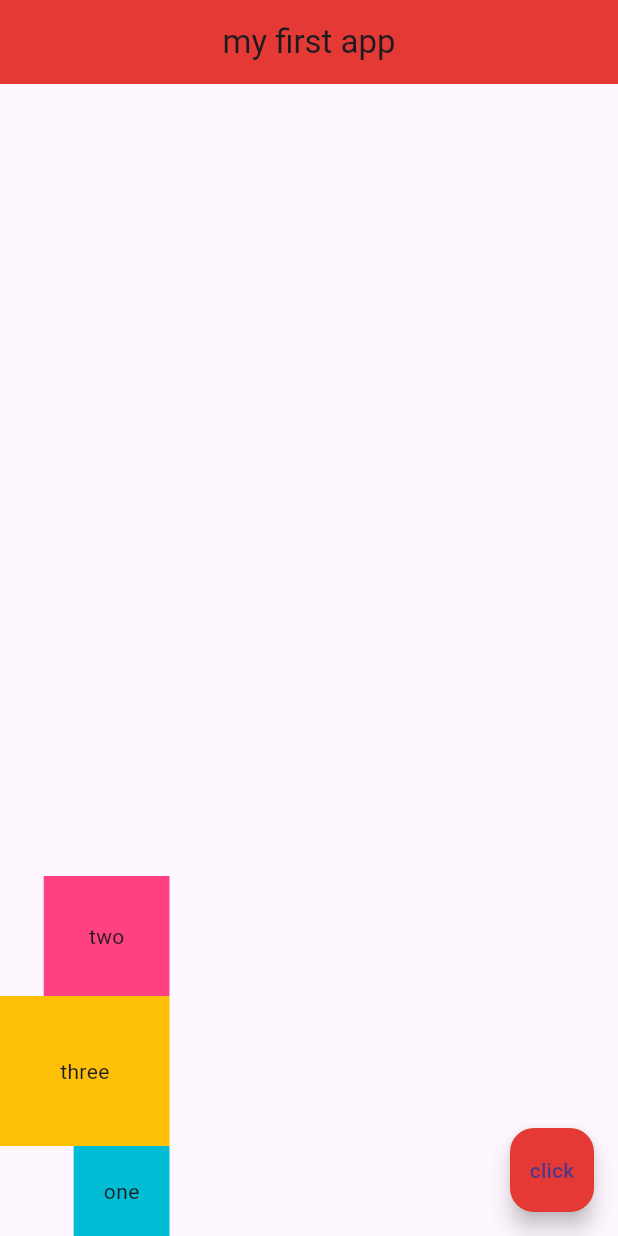
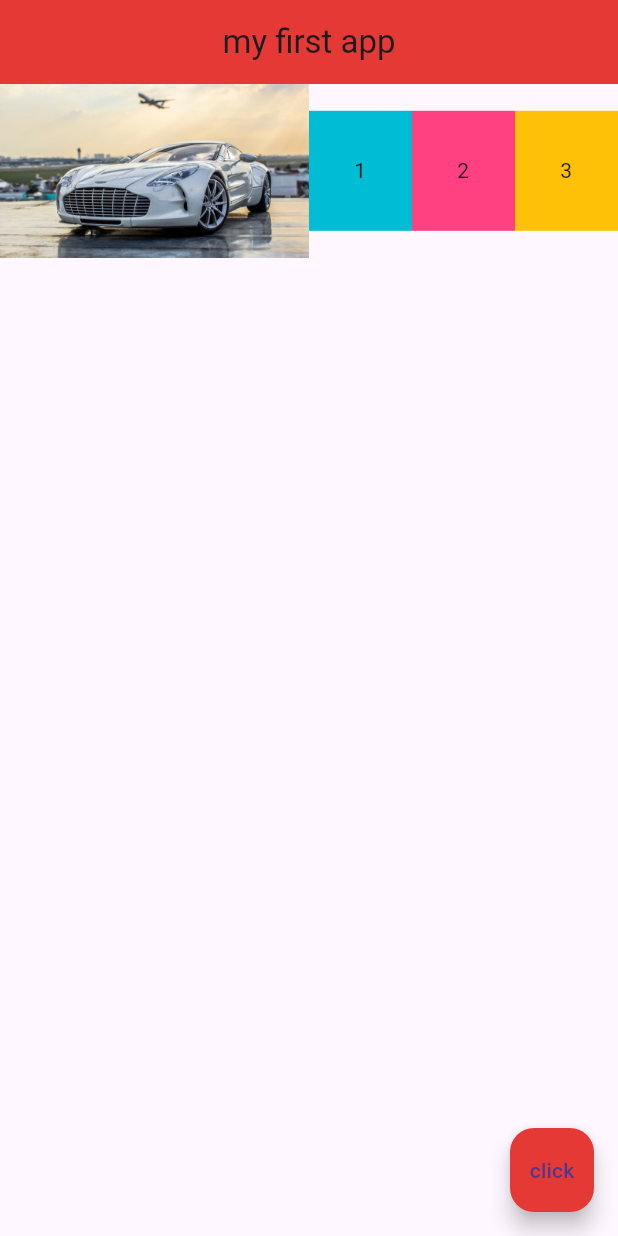
Before and after one commit to JakeG12345/flutter-tutorial-p1, a Flutter app: the screen it shows after launch, on a phone screen of 412 x 824 dp. Run offline on Flutter 3.47's test engine with Material 3 defaults, Android fonts, the phone set to English and light mode, and no system bars.

Commit message:
complete tutorial 14 - expanded widgets

```diff
--- a/lib/main.dart
+++ b/lib/main.dart
@@ -1,8 +1,9 @@
 import 'package:flutter/material.dart';
+import 'package:flutter/widgets.dart';
 
 void main() => runApp(MaterialApp(
-  home: Home(),
-));
+      home: Home(),
+    ));
 
 class Home extends StatelessWidget {
   @override
@@ -11,33 +12,40 @@ class Home extends StatelessWidget {
       appBar: AppBar(
           title: Text('my first app'),
           centerTitle: true,
-          backgroundColor: Colors.red[600]
-      ),
-      body: Column(
-        mainAxisAlignment: MainAxisAlignment.end,
-        crossAxisAlignment: CrossAxisAlignment.end,
+          backgroundColor: Colors.red[600]),
+      body: Row(
         children: <Widget>[
-          Container(
-            padding: EdgeInsets.all(30.0),
-            color: Colors.pinkAccent,
-            child: Text('two'),
+          Expanded(
+            flex: 3,
+            child: Image.asset('assets/one-77.jpg')),
+          Expanded(
+            flex: 1,
+            child: Container(
+              padding: EdgeInsets.all(30.0),
+              color: Colors.cyan,
+              child: Text('1'),
+            ),
           ),
-          Container(
-            padding: EdgeInsets.all(40.0),
-            color: Colors.amber,
-            child: Text('three'),
+          Expanded(
+            flex: 1,
+            child: Container(
+              padding: EdgeInsets.all(30.0),
+              color: Colors.pinkAccent,
+              child: Text('2'),
+            ),
           ),
-          Container(
-            padding: EdgeInsets.all(20.0),
-            color: Colors.cyan,
-            child: Text('one'),
+          Expanded(
+            flex: 1,
+            child: Container(
+              padding: EdgeInsets.all(30.0),
+              color: Colors.amber,
+              child: Text('3'),
+            ),
           ),
         ],
       ),
       floatingActionButton: FloatingActionButton(
-        onPressed: () {
-
-        },
+        onPressed: () {},
         backgroundColor: Colors.red[600],
         child: Text('click'),
       ),
```
